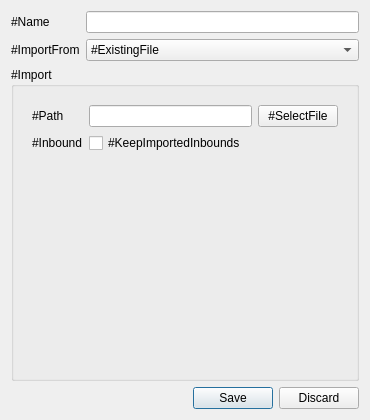
Before: the Qt Designer form src/w_ImportConfig.ui in darsvador/qvssr, drawn with Qt 5.
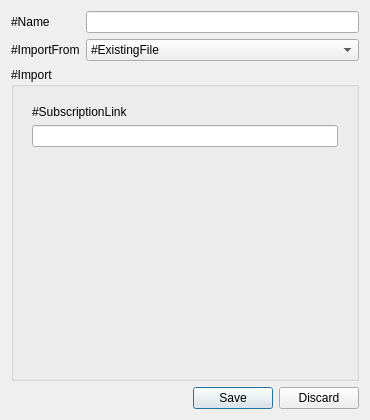
After: the same form once the commit is applied.

What changed in the file:
```diff
--- a/src/w_ImportConfig.ui
+++ b/src/w_ImportConfig.ui
@@ -145,6 +145,33 @@
           </item>
          </layout>
         </widget>
+        <widget class="QWidget" name="page">
+         <layout class="QVBoxLayout" name="verticalLayout" stretch="0,0,1">
+          <item>
+           <widget class="QLabel" name="label_4">
+            <property name="text">
+             <string>#SubscriptionLink</string>
+            </property>
+           </widget>
+          </item>
+          <item>
+           <widget class="QLineEdit" name="subscriptionLinkTxt"/>
+          </item>
+          <item>
+           <spacer name="verticalSpacer">
+            <property name="orientation">
+             <enum>Qt::Vertical</enum>
+            </property>
+            <property name="sizeHint" stdset="0">
+             <size>
+              <width>20</width>
+              <height>40</height>
+             </size>
+            </property>
+           </spacer>
+          </item>
+         </layout>
+        </widget>
        </widget>
       </item>
      </layout>
```
Left out of the diff: 15 changed lines with no effect on the pictures.
